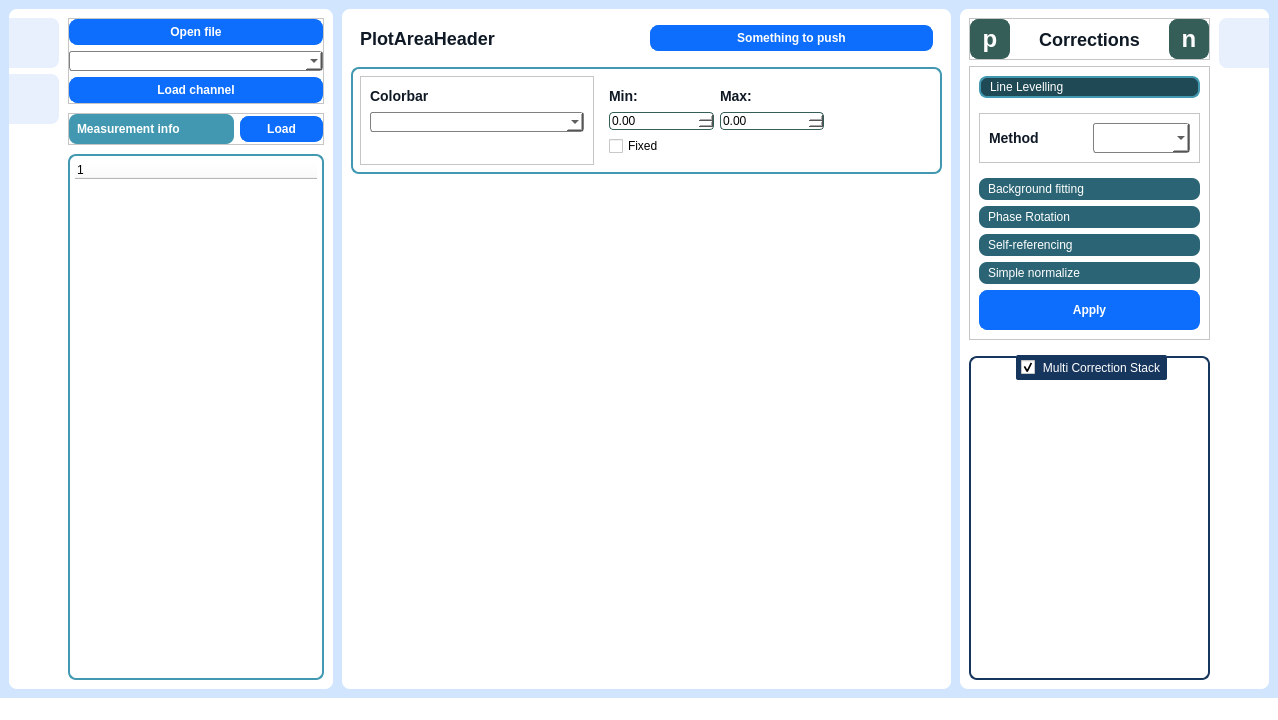
Above: App/HyperImager.ui from ngergihun/NeaReader before the change. Below: the same form after it.
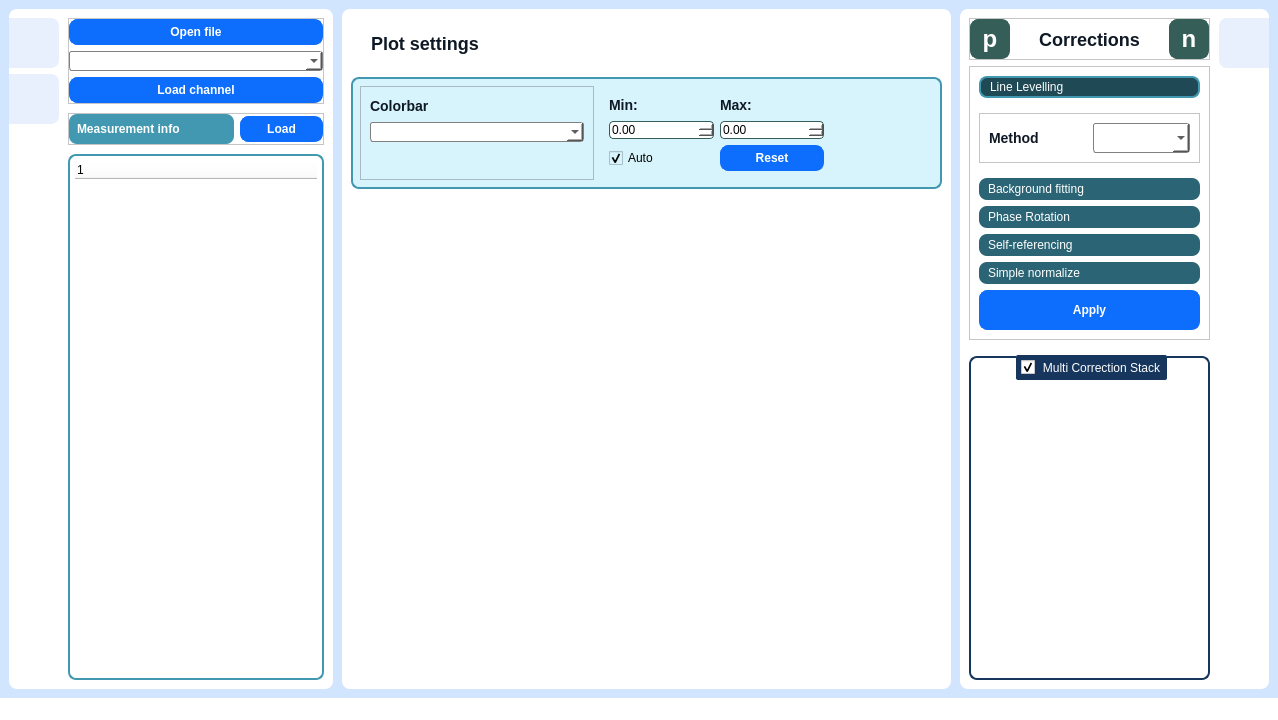
That is the form after the change. Icons and pictures are not drawn. Custom widgets are drawn as their Qt base class.

Commit message: Fixes: image settings panel + loadinfo tree

Patch:
```diff
--- a/App/HyperImager.ui
+++ b/App/HyperImager.ui
@@ -26,12 +26,7 @@
 QWidget {
   background-color: #fff;
 }
-QWidget#plotMenuContainer {
-    border: 2px solid gray;
-  padding: 5px;
-  border-radius: 8px;
-  border-color: rgb(65, 152, 176);
-}
+
 QWidget#RightMenuContainer,
 QWidget#LeftMenuContainer,
 QWidget#MainPlotArea {
@@ -643,27 +638,76 @@
          <property name="minimumSize">
           <size>
            <width>0</width>
-           <height>40</height>
+           <height>50</height>
           </size>
          </property>
+         <property name="styleSheet">
+          <string notr="true">QPushButton {
+  background-color: #fff;
+  color: #000000;
+  font-weight: 600;
+  border-radius: 8px;
+  border: 0 px solid #000000;
+  padding: 5px 5px;
+  margin-top: 0px;
+  outline: 0px;
+}
+
+QPushButton:hover {
+background-color: #e8eaed;
+}
+
+QPushButton:checked {
+  background-color: #e8f0fe;
+}</string>
+         </property>
          <layout class="QHBoxLayout" name="horizontalLayout_2">
+          <property name="leftMargin">
+           <number>0</number>
+          </property>
           <property name="topMargin">
            <number>0</number>
           </property>
+          <property name="rightMargin">
+           <number>0</number>
+          </property>
           <property name="bottomMargin">
            <number>0</number>
           </property>
           <item>
            <widget class="QLabel" name="headerLabel">
             <property name="text">
-             <string>PlotAreaHeader</string>
+             <string>    Plot settings</string>
             </property>
            </widget>
           </item>
           <item>
-           <widget class="QPushButton" name="pushButton">
+           <widget class="QPushButton" name="plotsettingsButton">
+            <property name="minimumSize">
+             <size>
+              <width>50</width>
+              <height>50</height>
+             </size>
+            </property>
+            <property name="maximumSize">
+             <size>
+              <width>50</width>
+              <height>50</height>
+             </size>
+            </property>
             <property name="text">
-             <string>Something to push</string>
+             <string/>
+            </property>
+            <property name="icon">
+             <iconset resource="main_icons.qrc">
+              <normaloff>:/leftmenu_icons/icons/vslider_gray.svg</normaloff>
+              <normalon>:/leftmenu_icons/icons/vslider_blue_duo.svg</normalon>:/leftmenu_icons/icons/vslider_gray.svg</iconset>
+            </property>
+            <property name="iconSize">
+             <size>
+              <width>36</width>
+              <height>36</height>
+             </size>
             </property>
             <property name="checkable">
              <bool>true</bool>
@@ -687,6 +731,39 @@
            <verstretch>3</verstretch>
           </sizepolicy>
          </property>
+         <property name="styleSheet">
+          <string notr="true">QWidget {
+  background-color: rgb(215, 244, 252);
+}
+QWidget#plotMenuContainer {
+  border: 2px solid rgb(65, 152, 176);
+  padding: 5px;
+  border-radius: 8px;
+}
+
+QComboBox,
+QDoubleSpinBox {
+ background-color: #ffffff;
+}
+
+QPushButton {
+  background-color: #0d6efd;
+  color: #fff;
+  font-weight: 600;
+  border-radius: 8px;
+  border: 1px solid #0d6efd;
+  padding: 5px 5px;
+  margin-top: 0px;
+  outline: 0px;
+}
+QPushButton:hover{
+  background-color: #0b5ed7;
+  border: 2px solid #9ac3fe;
+}
+QPushButton:checked{
+  background-color: #0b5ed7;
+}</string>
+         </property>
          <layout class="QHBoxLayout" name="horizontalLayout_11">
           <item>
            <widget class="QFrame" name="colormapFrame">
@@ -780,19 +857,50 @@
              <item>
               <layout class="QHBoxLayout" name="minmaxSpinlayout">
                <item>
-                <widget class="QDoubleSpinBox" name="minCb"/>
+                <widget class="QDoubleSpinBox" name="minCb">
+                 <property name="minimum">
+                  <double>-1000000000000.000000000000000</double>
+                 </property>
+                 <property name="maximum">
+                  <double>1000000000000.000000000000000</double>
+                 </property>
+                 <property name="value">
+                  <double>0.000000000000000</double>
+                 </property>
+                </widget>
                </item>
                <item>
-                <widget class="QDoubleSpinBox" name="maxCb"/>
+                <widget class="QDoubleSpinBox" name="maxCb">
+                 <property name="minimum">
+                  <double>-999999999999.000000000000000</double>
+                 </property>
+                 <property name="maximum">
+                  <double>999999999999.000000000000000</double>
+                 </property>
+                </widget>
                </item>
               </layout>
              </item>
              <item>
-              <widget class="QCheckBox" name="cBcheckBox">
-               <property name="text">
-                <string>Fixed</string>
-               </property>
-              </widget>
+              <layout class="QHBoxLayout" name="horizontalLayout_14">
+               <item>
+                <widget class="QCheckBox" name="cBcheckBox">
+                 <property name="text">
+                  <string>Auto</string>
+                 </property>
+                 <property name="checked">
+                  <bool>true</bool>
+                 </property>
+                </widget>
+               </item>
+               <item>
+                <widget class="QPushButton" name="resetcolorbarButton">
+                 <property name="text">
+                  <string>Reset</string>
+                 </property>
+                </widget>
+               </item>
+              </layout>
              </item>
             </layout>
            </widget>
```
Left out of the diff: 2 changed lines with no effect on the pictures. The commit also changes 9 other files.
